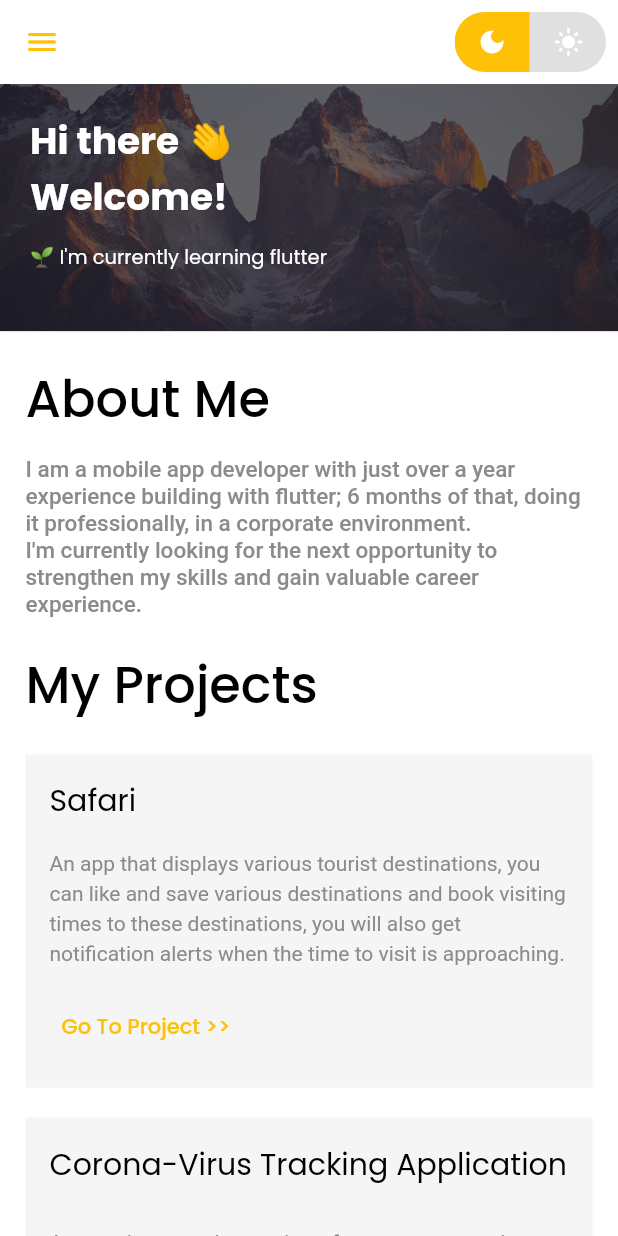
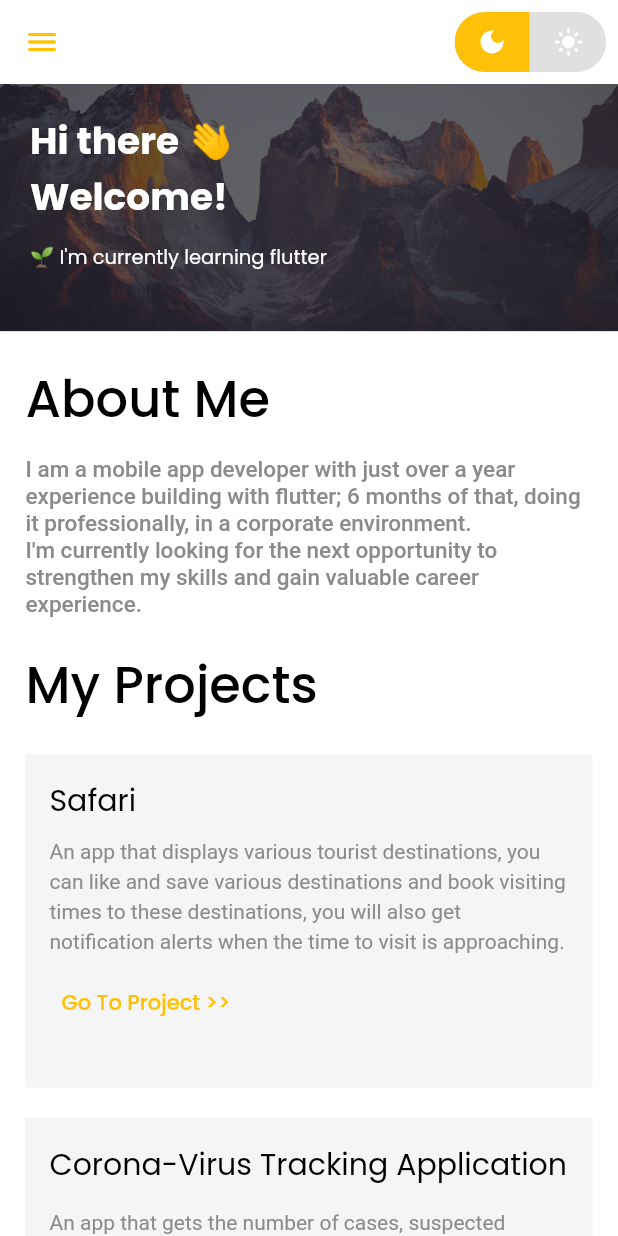
Before and after one commit to BishopSam/portfolio, a Flutter app: the screen it shows after launch, on a phone screen of 412 x 824 dp. Run offline on Flutter 3.47's test engine with Material 2 defaults, Android fonts, the phone set to English and light mode, and no system bars; drawn by our look-alikes of animated_text_kit, toggle_switch; our stand-ins replace flutter_svg, google_fonts.

Commit message:
fixed overflow error

```diff
--- a/lib/main.dart
+++ b/lib/main.dart
@@ -15,11 +15,7 @@ void main() async {
   //* This prevents a sudden theme change when the app is first displayed.
   await themeController.loadSettings();
 
-  //* Run the app and pass in the ThemeController. The app listens to the
-  //* SettingsController for changes, then passes it further down to the
-  //* SettingsView.
-
-  //* Entry point of the app
+  //* Run the app and pass in the ThemeController.
   runApp(MyApp(
     themeController: themeController,
   ));
--- a/lib/src/common_widgets/project_card.dart
+++ b/lib/src/common_widgets/project_card.dart
@@ -28,7 +28,7 @@ class ProjectCard extends StatelessWidget {
             maxLines: 2,
             overflow: TextOverflow.ellipsis,
             style:
-                Theme.of(context).textTheme.subtitle1!.copyWith(fontSize: 20),
+                Theme.of(context).textTheme.subtitle1!.copyWith(fontSize:Responsive.isMobileLarge(context) ? 20 : 17),
           ),
           const Spacer(),
           Text(
@@ -45,6 +45,7 @@ class ProjectCard extends StatelessWidget {
               style: TextStyle(color: primaryColor),
             ),
           ),
+          const Spacer(flex: 2,)
         ],
       ),
     );
```
